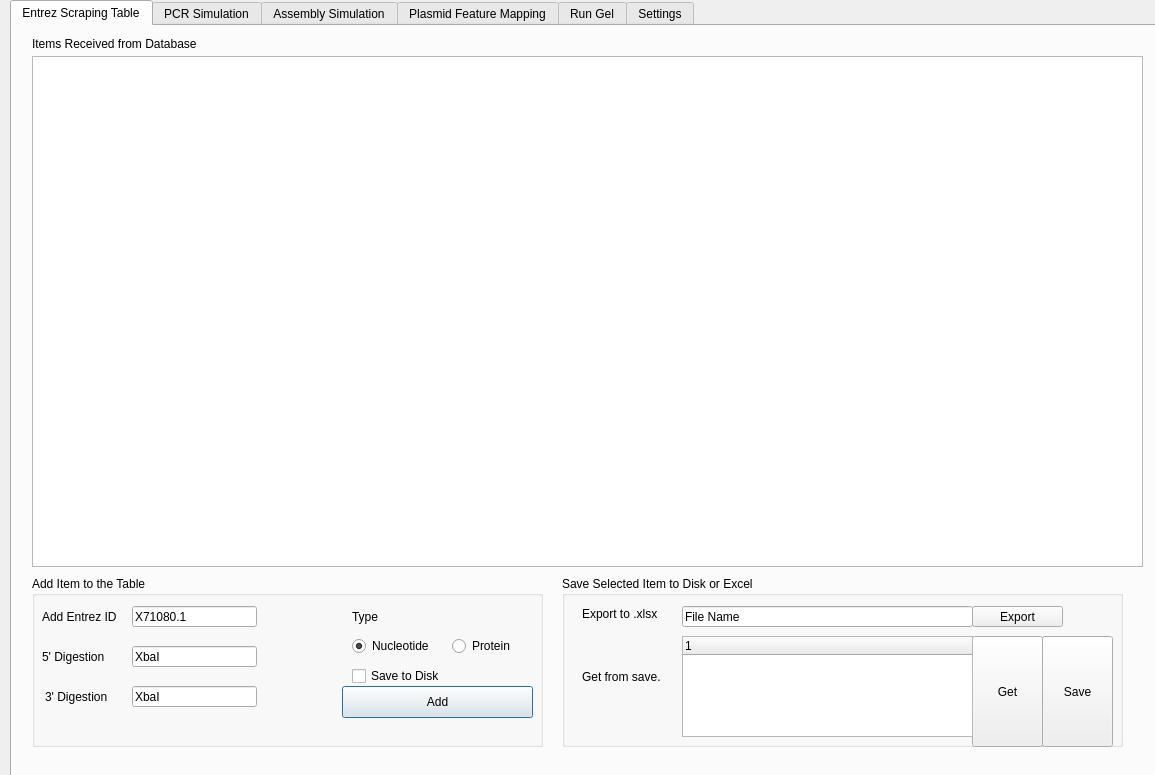
First picture: the form in SeqC.ui, repository royerz2/DNA_Tools, before the edit.
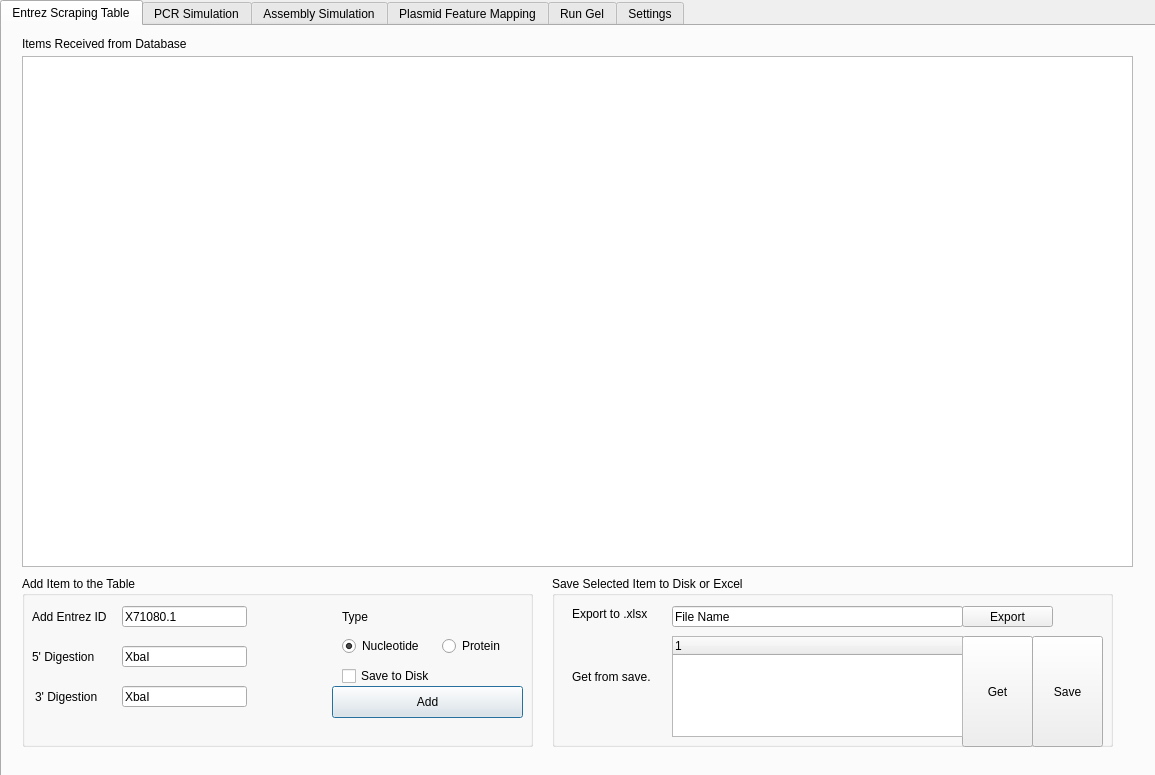
Second picture: the form after the edit. The open tabs and pages were chosen to show the change.

What changed in the file:
```diff
--- a/SeqC.ui
+++ b/SeqC.ui
@@ -16,9 +16,9 @@
   <widget class="QTabWidget" name="tabWidget">
    <property name="geometry">
     <rect>
-     <x>10</x>
+     <x>0</x>
      <y>0</y>
-     <width>1161</width>
+     <width>1171</width>
      <height>781</height>
     </rect>
    </property>
```
Left out of the diff: 2 changed lines with no effect on the pictures.
